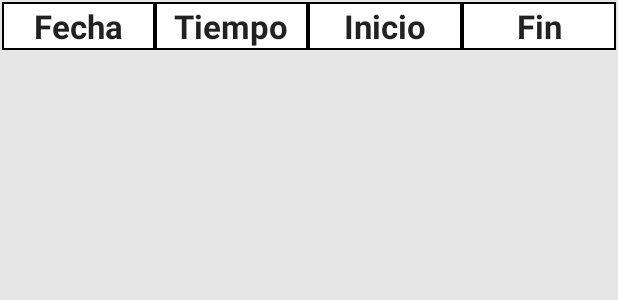
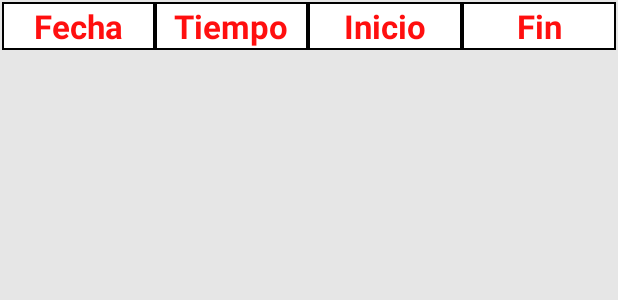
Before and after one commit to andresarangopro/touristApp, an Android app: the layout activity_table.xml on its own in the app's theme, with its tools: preview values and no code run, on a phone screen of 412 x 824 dp. Shown: the top 300 px of the screen. Run offline under Robolectric (Android 15) with nearby library versions, the phone set to English and light mode, and no system bars.

Commit message:
Se organizan funciones para mostra el mapa y estilos para la tabla

```diff
--- a/app/src/main/java/com/example/hp/tourist/Activitys/LoginActivity.java
+++ b/app/src/main/java/com/example/hp/tourist/Activitys/LoginActivity.java
@@ -9,6 +9,7 @@ import android.widget.Button;
 import android.widget.EditText;
 import android.widget.TextView;
 
+import com.example.hp.tourist.MapsActivity;
 import com.example.hp.tourist.NavigationActivity;
 import com.example.hp.tourist.R;
 import com.example.hp.tourist.Clases.Transacciones;
@@ -47,7 +48,7 @@ public class LoginActivity extends AppCompatActivity implements View.OnClickList
     @Override
     public void onClick(View view) {
         int v = view.getId();
-        //startActivity(new Intent(getApplicationContext(), TableActivity.class));
+        //startActivity(new Intent(getApplicationContext(), MapsActivity.class));
         switch (v) {
             case R.id.btnIngresar: {
                 String mail = Util.getTxt(tvMail);
--- a/app/src/main/java/com/example/hp/tourist/NavigationActivity.java
+++ b/app/src/main/java/com/example/hp/tourist/NavigationActivity.java
@@ -87,7 +87,7 @@ public class NavigationActivity extends AppCompatActivity
                 break;
             }
             case R.id.nav_chat: {
-
+                startActivity(new Intent(getApplicationContext(), MapsActivity.class));
                 break;
             }
             case R.id.nav_eventos: {
@@ -112,7 +112,6 @@ public class NavigationActivity extends AppCompatActivity
             }
         }
 
-
         if(fragment != null) {
             transaction.replace(R.id.FrFragment, fragment);
             transaction.commit();
--- a/app/src/main/res/layout/activity_table.xml
+++ b/app/src/main/res/layout/activity_table.xml
@@ -18,6 +18,7 @@
             android:text="Fecha"
             android:layout_margin="1dp"
             android:layout_column="0"
+            android:textColor="#F0FF0000"
             android:background="#FFFFFF"
             android:textStyle="bold"
             android:gravity="center"
@@ -30,6 +31,7 @@
             android:textAppearance="?android:attr/textAppearanceLarge"
             android:text="Tiempo"
             android:layout_margin="1dp"
+            android:textColor="#F0FF0000"
             android:layout_column="1"
             android:background="#FFFFFF"
             android:gravity="center"
@@ -38,6 +40,7 @@
         <TextView
             android:layout_weight="1"
             android:layout_width="0dp"
+            android:textColor="#F0FF0000"
             android:layout_height="match_parent"
             android:textAppearance="?android:attr/textAppearanceLarge"
             android:text="Inicio"
@@ -50,6 +53,7 @@
         <TextView
             android:layout_weight="1"
             android:layout_width="0dp"
+            android:textColor="#F0FF0000"
             android:layout_height="match_parent"
             android:textAppearance="?android:attr/textAppearanceLarge"
             android:text="Fin"
```
Also changed, not shown: app/src/main/java/com/example/hp/tourist/TableActivity.java (+7 -0 lines).
